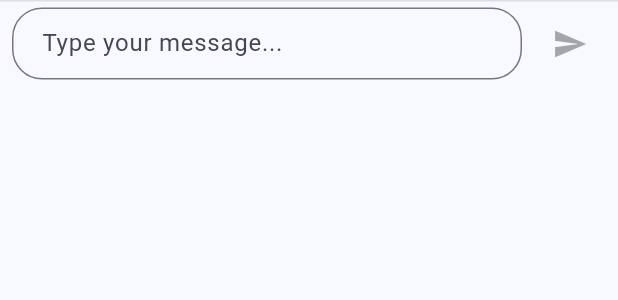
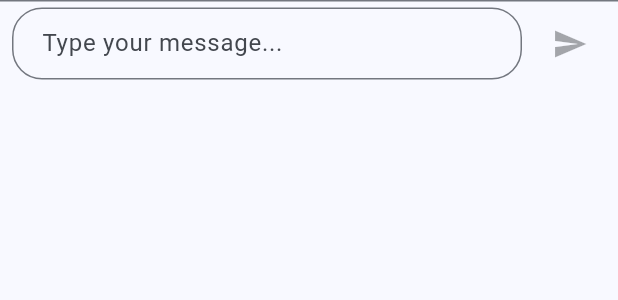
Before and after one commit to Aqila-Farahmand/offline_chatbot_app, a Flutter app: the ChatInput widget shown alone on an empty page, opened directly, on a phone screen of 412 x 824 dp. Shown: the top 300 px of the screen. Run offline on Flutter 3.47's test engine with Material 3 defaults, Android fonts, the phone set to English and light mode, and no system bars; our stand-ins replace flutter_markdown.

```diff
--- a/lib/widgets/chat_input.dart
+++ b/lib/widgets/chat_input.dart
@@ -46,9 +46,7 @@ class _ChatInputState extends State<ChatInput> {
       decoration: BoxDecoration(
         color: Theme.of(context).colorScheme.surface,
         border: Border(
-          top: BorderSide(
-            color: Theme.of(context).colorScheme.outline.withOpacity(0.2),
-          ),
+          top: BorderSide(color: Theme.of(context).colorScheme.outline),
         ),
       ),
       child: SafeArea(
--- a/lib/widgets/chat_message.dart
+++ b/lib/widgets/chat_message.dart
@@ -24,7 +24,7 @@ class ChatMessage extends StatelessWidget {
               decoration: BoxDecoration(
                 color: isUser
                     ? Theme.of(context).colorScheme.primary
-                    : Theme.of(context).colorScheme.surfaceVariant,
+                    : Theme.of(context).colorScheme.surfaceContainerHigh,
                 borderRadius: BorderRadius.circular(12),
               ),
               child: isUser
```
Also changed, not shown: 1 other file.
